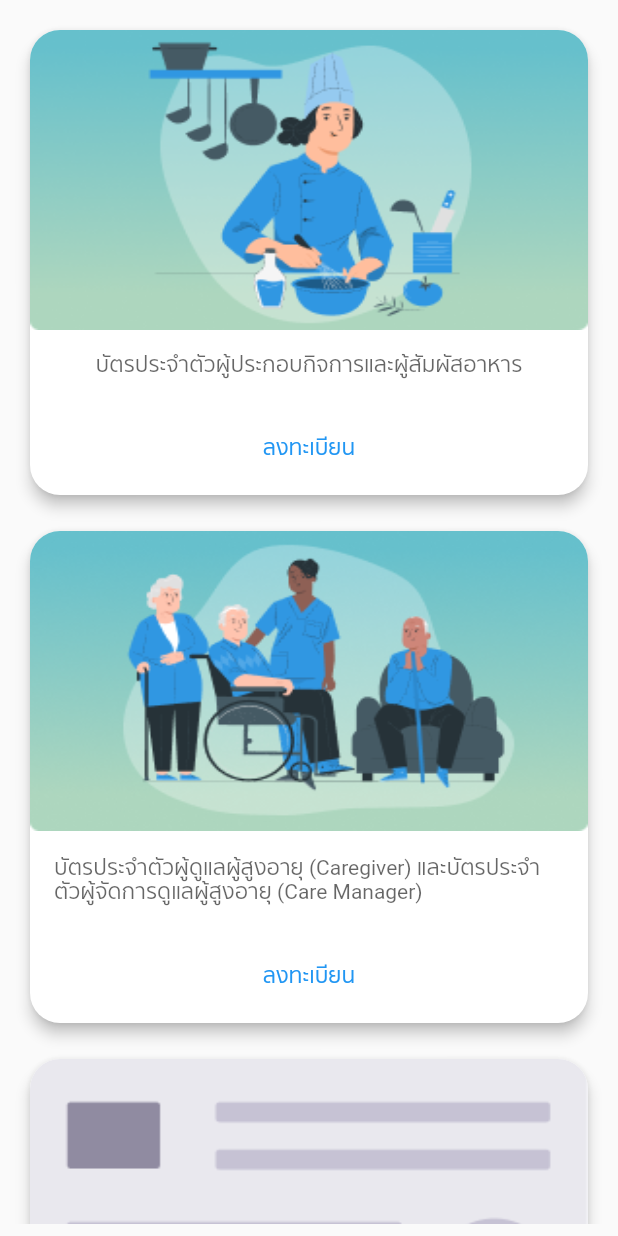
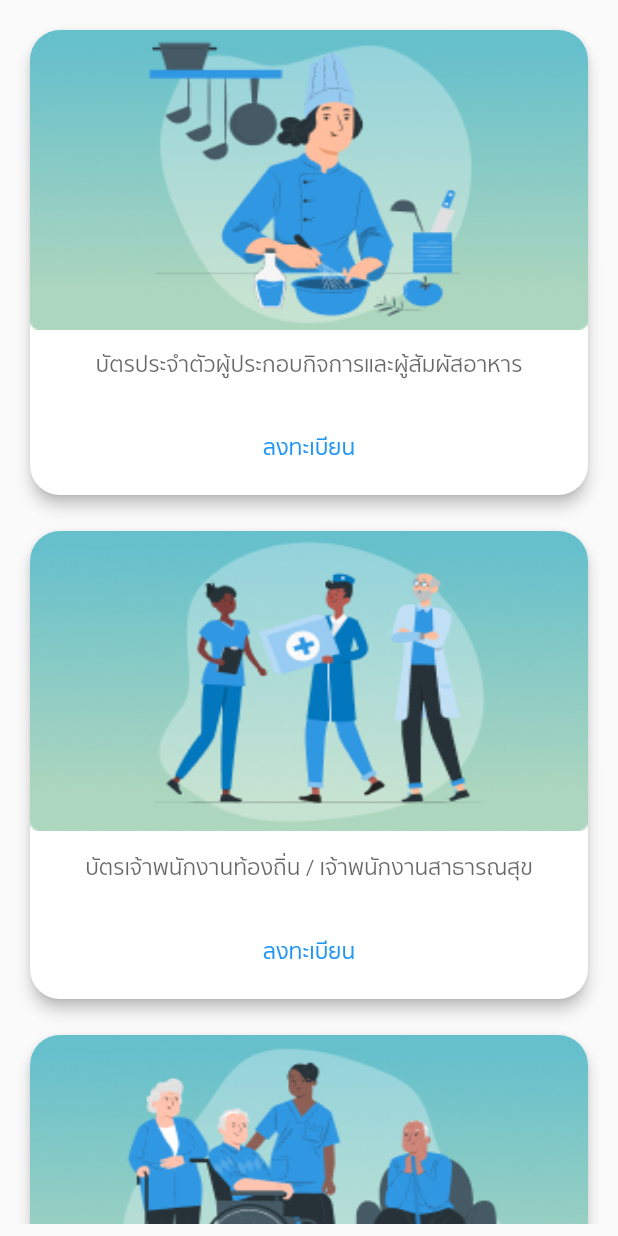
Before and after one commit to ittiwatwhangdee/Anamai, a Flutter app: the MyStatelessWidget screen opened directly, on a phone screen of 412 x 824 dp. Run offline on Flutter 3.47's test engine with Material 2 defaults, Android fonts, the phone set to English and light mode, and no system bars; our stand-ins replace dropdown_search, font_awesome_flutter.

Commit message:
edit image register card

```diff
--- a/anamai/lib/pages/register_card/register_card_page.dart
+++ b/anamai/lib/pages/register_card/register_card_page.dart
@@ -103,6 +103,51 @@ class _MyStatelessWidgetState extends State<MyStatelessWidget> {
               children: [
                 Stack(alignment: Alignment.center, children: [
                   Ink.image(
+                    image: AssetImage('assets/images/icon_card_local.png'),
+                    fit: BoxFit.fill,
+                    height: 200,
+                    child: InkWell(
+                      onTap: () {},
+                    ),
+                  ),
+                ]),
+                Padding(
+                  padding: const EdgeInsets.all(16.0),
+                  child: Text(
+                    'บัตรเจ้าพนักงานท้องถิ่น / เจ้าพนักงานสาธารณสุข',
+                    style: TextStyle(color: Colors.black.withOpacity(0.6)),
+                  ),
+                ),
+                ButtonBar(
+                  alignment: MainAxisAlignment.center,
+                  children: [
+                    TextButton(
+                      child: Text('ลงทะเบียน'),
+                      onPressed: () {
+                        Navigator.push(
+                          context,
+                          MaterialPageRoute(
+                              builder: (context) => RegisterBusinessPage()),
+                        );
+                      },
+                    ),
+                  ],
+                ),
+              ],
+            ),
+          ),
+        ),
+        Padding(
+          padding: const EdgeInsets.all(8.0),
+          child: Card(
+            elevation: 4,
+            clipBehavior: Clip.antiAlias,
+            shape:
+                RoundedRectangleBorder(borderRadius: BorderRadius.circular(20)),
+            child: Column(
+              children: [
+                Stack(alignment: Alignment.center, children: [
+                  Ink.image(
                     image: AssetImage('assets/images/icon_card_elder.png'),
                     fit: BoxFit.fill,
                     height: 200,
@@ -114,7 +159,7 @@ class _MyStatelessWidgetState extends State<MyStatelessWidget> {
                 Padding(
                   padding: const EdgeInsets.all(16.0),
                   child: Text(
-                    'บัตรประจำตัวผู้ดูแลผู้สูงอายุ (Caregiver) และบัตรประจำตัวผู้จัดการดูแลผู้สูงอายุ (Care Manager)',
+                    'บัตรประจำตัวผู้ดูแลผู้สูงอายุ (Caregiver)',
                     style: TextStyle(color: Colors.black.withOpacity(0.6)),
                   ),
                 ),
@@ -159,7 +204,7 @@ class _MyStatelessWidgetState extends State<MyStatelessWidget> {
                 Padding(
                   padding: const EdgeInsets.all(16.0),
                   child: Text(
-                    'แบบฟอร์ม',
+                    'บัตรอื่นๆ กรมอนามัย',
                     style: TextStyle(color: Colors.black.withOpacity(0.6)),
                   ),
                 ),
```
